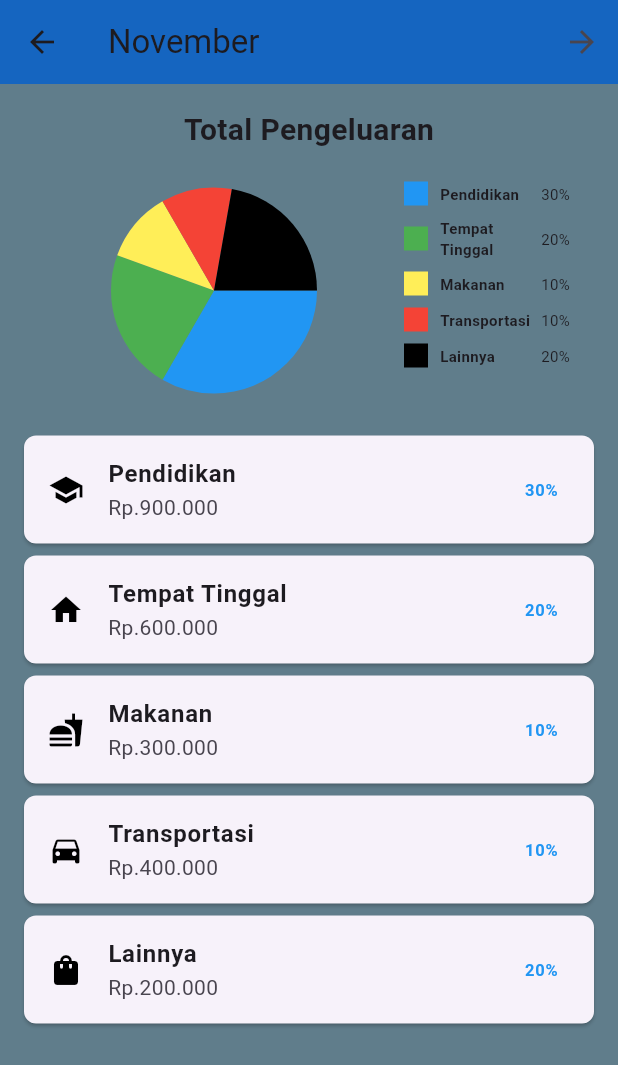
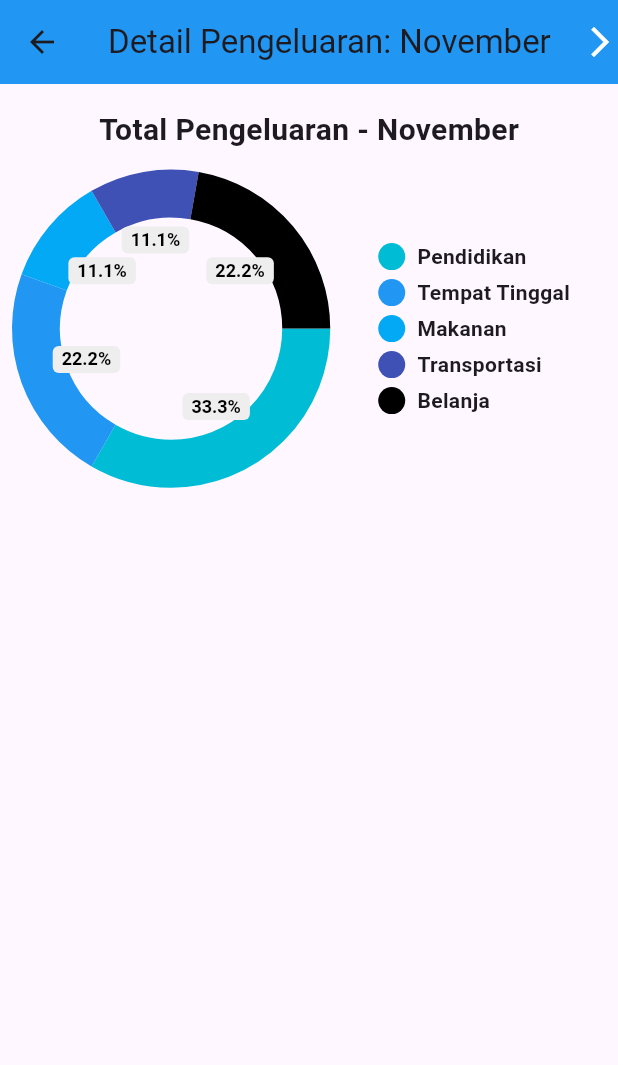
Before and after one commit to Zienararya/Dompetkos, a Flutter app: the screen it shows after launch, after a tap on the "feed" icon, after a tap on "November", on a phone screen of 412 x 824 dp. Shown: the top 1065 px of the screen. Run offline on Flutter 3.47's test engine with Material 3 defaults, Android fonts, the phone set to English and light mode, and no system bars; drawn by our look-alikes of pie_chart; our stand-ins replace sqflite; accounts and stored records are empty; project files that could hold a hidden picture were left out.

Commit message:
fixing bug

```diff
--- a/lib/page/detailbulan.dart
+++ b/lib/page/detailbulan.dart
@@ -4,148 +4,67 @@ import 'package:pie_chart/pie_chart.dart';
 class ExpenseDetailPage extends StatelessWidget {
   final String month;
 
-  // Tambahkan konstruktor untuk menerima parameter bulan
   ExpenseDetailPage({required this.month});
-
-  final Map<String, double> dataMap = {
-    "Pendidikan": 30,
-    "Tempat Tinggal": 20,
-    "Makanan": 10,
-    "Transportasi": 10,
-    "Lainnya": 20,
-  };
-
-  final List<Color> colorList = [
-    Colors.blue,
-    Colors.green,
-    Colors.yellow[400]!,
-    Colors.red,
-    Colors.black,
-  ];
 
   @override
   Widget build(BuildContext context) {
     return Scaffold(
-      backgroundColor: Colors.blueGrey,
       appBar: AppBar(
-        title: Text(month), // Menampilkan bulan yang dipilih di AppBar
-        backgroundColor: Colors.blue[800],
+        backgroundColor: Colors.blue,
+        title: Text('Detail Pengeluaran: $month'),
         actions: [
-          IconButton(
-            icon: Icon(Icons.arrow_forward),
-            onPressed: () {
-              // Tambahkan aksi jika diperlukan
-            },
-          ),
+          Icon(Icons.arrow_forward_ios, color: Colors.white),
         ],
       ),
-      body: Padding(
-        padding: const EdgeInsets.all(16.0),
+      body: Container(
+        padding: EdgeInsets.all(16),
         child: Column(
+          crossAxisAlignment: CrossAxisAlignment.start,
           children: [
-            Text(
-              'Total Pengeluaran',
-              style: TextStyle(fontSize: 20, fontWeight: FontWeight.bold),
-            ),
-            SizedBox(height: 16),
-            Row(
-              crossAxisAlignment: CrossAxisAlignment.start,
-              children: [
-                Expanded(
-                  flex: 2,
-                  child: PieChart(
-                    dataMap: dataMap,
-                    colorList: colorList,
-                    chartType: ChartType.disc,
-                    chartRadius: MediaQuery.of(context).size.width / 3,
-                    legendOptions: LegendOptions(
-                      showLegends: false,
-                    ),
-                    chartValuesOptions: ChartValuesOptions(
-                      showChartValues: false,
-                    ),
-                  ),
+            Center(
+              child: Text(
+                'Total Pengeluaran - $month',
+                style: TextStyle(
+                  fontSize: 20,
+                  fontWeight: FontWeight.bold,
                 ),
-                Expanded(
-                  flex: 1,
-                  child: Padding(
-                    padding: const EdgeInsets.only(right: 16.0),
-                    child: Column(
-                      crossAxisAlignment: CrossAxisAlignment.start,
-                      children: [
-                        _buildLegendItem("Pendidikan", "30%", Colors.blue),
-                        _buildLegendItem("Tempat Tinggal", "20%", Colors.green),
-                        _buildLegendItem("Makanan", "10%", Colors.yellow[400]!),
-                        _buildLegendItem("Transportasi", "10%", Colors.red),
-                        _buildLegendItem("Lainnya", "20%", Colors.black),
-                      ],
-                    ),
-                  ),
-                ),
-              ],
-            ),
-            SizedBox(height: 16),
-            Expanded(
-              child: ListView(
-                children: [
-                  buildExpenseItem(Icons.school, 'Pendidikan', 'Rp.900.000', '30%'),
-                  buildExpenseItem(Icons.home, 'Tempat Tinggal', 'Rp.600.000', '20%'),
-                  buildExpenseItem(Icons.fastfood, 'Makanan', 'Rp.300.000', '10%'),
-                  buildExpenseItem(Icons.directions_car, 'Transportasi', 'Rp.400.000', '10%'),
-                  buildExpenseItem(Icons.shopping_bag, 'Lainnya', 'Rp.200.000', '20%'),
-                ],
               ),
             ),
+            SizedBox(height: 20),
+            // Gunakan PieChart dari library pie_chart
+            PieChart(
+              dataMap: {
+                "Pendidikan": 30,
+                "Tempat Tinggal": 20,
+                "Makanan": 10,
+                "Transportasi": 10,
+                "Belanja": 20,
+              },
+              colorList: [
+                Colors.cyan,
+                Colors.blue,
+                Colors.lightBlue,
+                Colors.indigo,
+                Colors.black,
+              ],
+              chartValuesOptions: ChartValuesOptions(showChartValuesInPercentage: true),
+              chartType: ChartType.ring,  // Bisa pilih Pie atau Ring
+              ringStrokeWidth: 32, // Lebar lingkaran untuk tipe Ring
+              animationDuration: Duration(milliseconds: 1500), // Durasi animasi
+            ),
+            SizedBox(height: 20),
+            // Additional content like ListView
+            // ...
           ],
         ),
       ),
     );
   }
+}
 
-  Widget _buildLegendItem(String title, String percentage, Color color) {
-    return Padding(
-      padding: const EdgeInsets.symmetric(vertical: 4.0),
-      child: Row(
-        children: [
-          Container(
-            width: 16,
-            height: 16,
-            color: color,
-          ),
-          SizedBox(width: 8),
-          Expanded(
-            child: Text(
-              title,
-              style: TextStyle(fontWeight: FontWeight.bold, fontSize: 10),
-            ),
-          ),
-          Text(
-            percentage,
-            style: TextStyle(fontSize: 10),
-          ),
-        ],
-      ),
-    );
-  }
-
-  Widget buildExpenseItem(IconData icon, String title, String amount, String percentage) {
-    return Card(
-      shape: RoundedRectangleBorder(
-        borderRadius: BorderRadius.circular(8.0),
-      ),
-      margin: EdgeInsets.symmetric(vertical: 4.0),
-      child: ListTile(
-        leading: Icon(icon, color: Colors.black),
-        title: Text(title, style: TextStyle(fontWeight: FontWeight.bold)),
-        subtitle: Text(amount),
-        trailing: Text(
-          percentage,
-          style: TextStyle(fontWeight: FontWeight.bold, color: Colors.blue),
-        ),
-        onTap: () {
-          // Tambahkan aksi jika diperlukan
-        },
-      ),
-    );
-  }
+void main() {
+  runApp(MaterialApp(
+    debugShowCheckedModeBanner: false,
+    home: ExpenseDetailPage(month: 'September'),
+  ));
 }
--- a/lib/page/scan.dart
+++ b/lib/page/scan.dart
@@ -28,7 +28,7 @@ class ScanPage extends StatelessWidget {
           child: Column(
             mainAxisAlignment: MainAxisAlignment.center,
             children: [
-              Container(
+              SizedBox(
                 width: 200,
                 height: 200,
                 child: Stack(
--- a/pubspec.yaml
+++ b/pubspec.yaml
@@ -36,9 +36,9 @@ dependencies:
   # Use with the CupertinoIcons class for iOS style icons.
   cupertino_icons: ^1.0.8
   sqflite: ^2.0.0+3
-  path_provider: ^2.0.0
+  path_provider: ^2.0.11
   path: ^1.8.0
-  pie_chart: ^5.0.1
+  pie_chart: ^5.0.0
   intl: ^0.19.0
 
 
```
Also changed, not shown: pubspec.lock, 1 other file.
